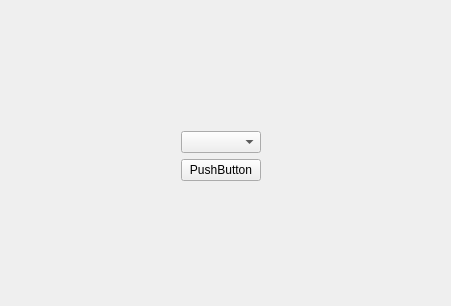
Before: the Qt Designer form client/mainwindow.ui in lev12/launcher, drawn with Qt 5.
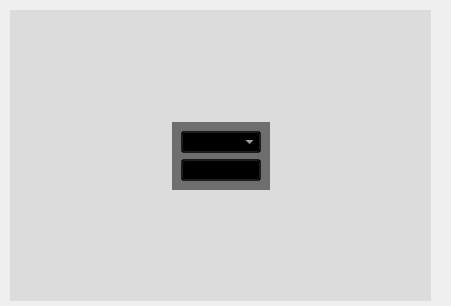
After: the same form once the commit is applied.

Patch:
```diff
--- a/client/mainwindow.ui
+++ b/client/mainwindow.ui
@@ -29,6 +29,9 @@
     <property name="autoFillBackground">
      <bool>false</bool>
     </property>
+    <property name="styleSheet">
+     <string notr="true">background-color: rgba(0, 0, 0, 20);</string>
+    </property>
     <layout class="QVBoxLayout" name="verticalLayout_3">
      <item>
       <layout class="QHBoxLayout" name="general">
@@ -42,7 +45,7 @@
          </property>
          <property name="sizeHint" stdset="0">
           <size>
-           <width>100</width>
+           <width>130</width>
            <height>20</height>
           </size>
          </property>
@@ -68,15 +71,43 @@
          </item>
          <item>
           <widget class="QFrame" name="frame">
+           <property name="autoFillBackground">
+            <bool>false</bool>
+           </property>
+           <property name="styleSheet">
+            <string notr="true">background-color: rgba(0, 0, 0, 128);</string>
+           </property>
            <layout class="QVBoxLayout" name="verticalLayout_2">
             <property name="sizeConstraint">
              <enum>QLayout::SetMaximumSize</enum>
             </property>
+            <property name="leftMargin">
+             <number>9</number>
+            </property>
+            <property name="topMargin">
+             <number>9</number>
+            </property>
+            <property name="rightMargin">
+             <number>9</number>
+            </property>
+            <property name="bottomMargin">
+             <number>9</number>
+            </property>
             <item>
-             <widget class="QComboBox" name="comboBox"/>
+             <widget class="QComboBox" name="comboBox">
+              <property name="styleSheet">
+               <string notr="true">color: rgb(255, 255, 255);
+selection-color: rgb(255, 255, 255);
+selection-background-color: rgba(150, 150, 150, 128);</string>
+              </property>
+             </widget>
             </item>
             <item>
              <widget class="QPushButton" name="pushButton">
+              <property name="styleSheet">
+               <string notr="true">selection-background-color: rgb(255, 255, 255);
+selection-color: rgb(255, 255, 255);</string>
+              </property>
               <property name="text">
                <string>PushButton</string>
               </property>
@@ -110,7 +141,7 @@
          </property>
          <property name="sizeHint" stdset="0">
           <size>
-           <width>100</width>
+           <width>130</width>
            <height>20</height>
           </size>
          </property>
```
